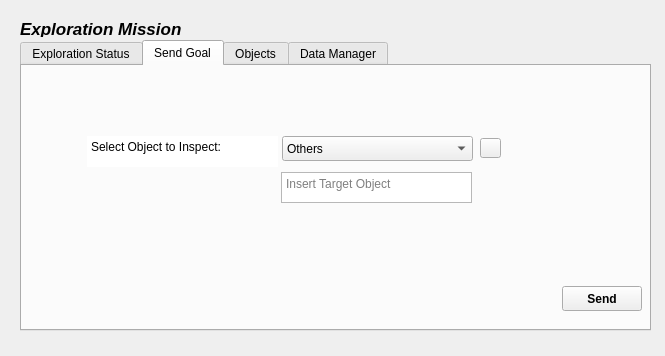
Before: the Qt Designer form exploration_gui/ui_files/exploration_gui.ui in ADVRHumanoids/robot_exploration, drawn with Qt 5.
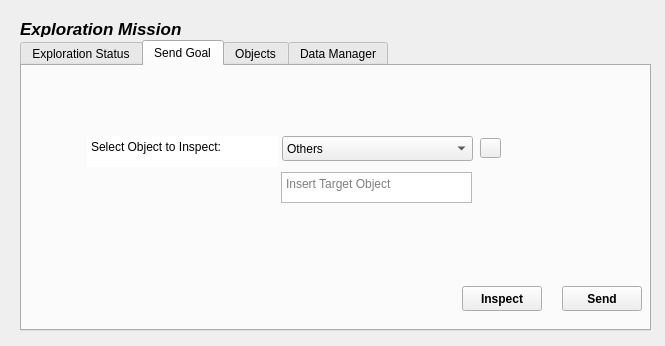
After: the same form once the commit is applied. The open tabs and pages were chosen to show the change. Icons and pictures are not drawn.

Commit message: Add "Inspect" button and add task_id in action

Patch:
```diff
--- a/exploration_gui/ui_files/exploration_gui.ui
+++ b/exploration_gui/ui_files/exploration_gui.ui
@@ -7,7 +7,7 @@
     <x>0</x>
     <y>0</y>
     <width>665</width>
-    <height>356</height>
+    <height>346</height>
    </rect>
   </property>
   <property name="sizePolicy">
@@ -422,6 +422,49 @@
         <normaloff>../icons/update.png</normaloff>../icons/update.png</iconset>
       </property>
      </widget>
+     <widget class="QPushButton" name="inspect_button">
+      <property name="geometry">
+       <rect>
+        <x>440</x>
+        <y>220</y>
+        <width>80</width>
+        <height>25</height>
+       </rect>
+      </property>
+      <property name="sizePolicy">
+       <sizepolicy hsizetype="Fixed" vsizetype="Fixed">
+        <horstretch>0</horstretch>
+        <verstretch>0</verstretch>
+       </sizepolicy>
+      </property>
+      <property name="baseSize">
+       <size>
+        <width>0</width>
+        <height>0</height>
+       </size>
+      </property>
+      <property name="font">
+       <font>
+        <weight>75</weight>
+        <bold>true</bold>
+       </font>
+      </property>
+      <property name="contextMenuPolicy">
+       <enum>Qt::NoContextMenu</enum>
+      </property>
+      <property name="text">
+       <string>Inspect</string>
+      </property>
+      <property name="checkable">
+       <bool>false</bool>
+      </property>
+      <property name="autoRepeat">
+       <bool>false</bool>
+      </property>
+      <property name="autoExclusive">
+       <bool>false</bool>
+      </property>
+     </widget>
     </widget>
     <widget class="QWidget" name="objects_tab">
      <attribute name="title">
```
Left out of the diff: 2 changed lines with no effect on the pictures. The commit also changes 2 other files.
